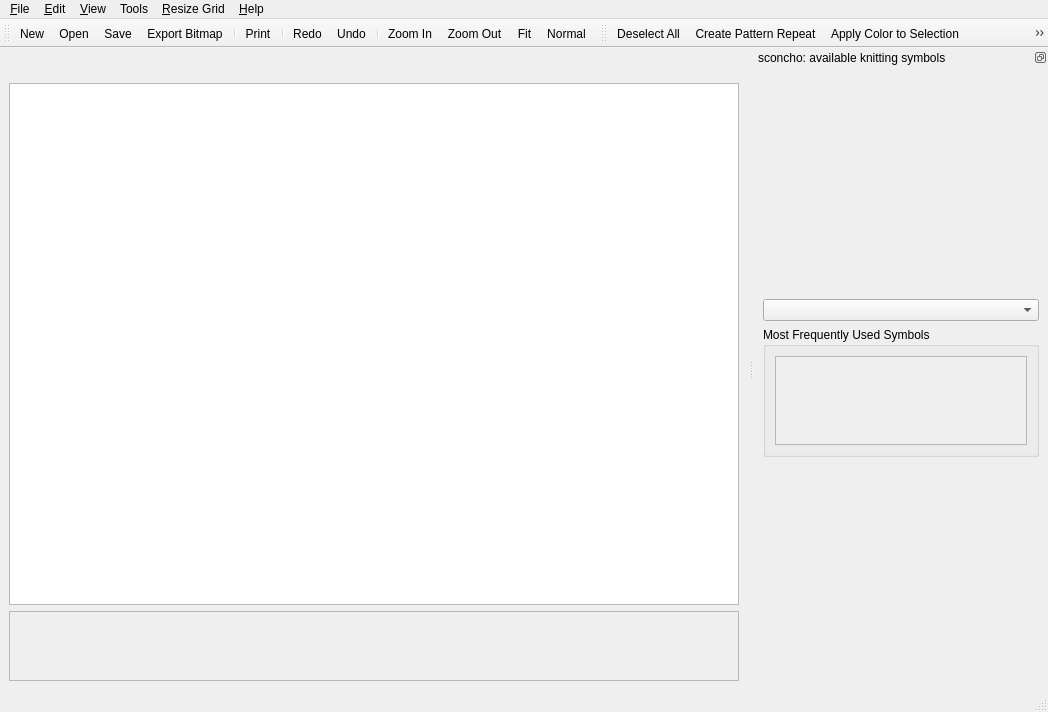
Before: the Qt Designer form sconcho/gui/ui/main_window.ui in haskelladdict/sconcho, drawn with Qt 5.
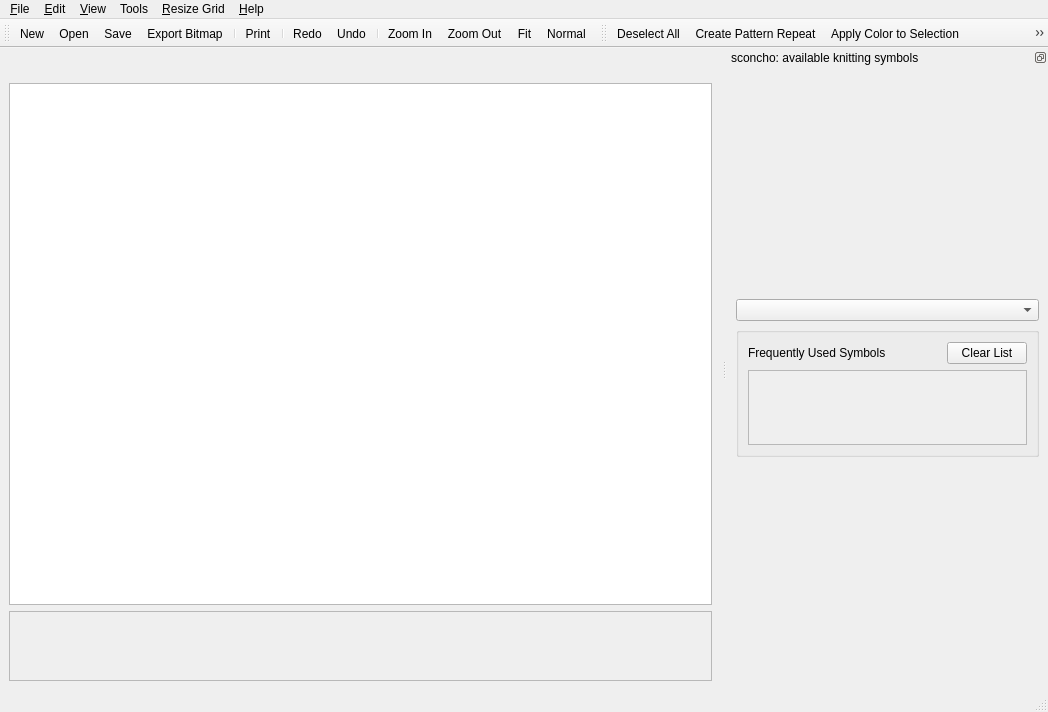
After: the same form once the commit is applied. Icons and pictures are not drawn. Custom widgets are drawn as their Qt base class.

Commit message: Added button to clear frequently used symbols.

```diff
--- a/sconcho/gui/ui/main_window.ui
+++ b/sconcho/gui/ui/main_window.ui
@@ -71,7 +71,7 @@
         <rect>
          <x>0</x>
          <y>0</y>
-         <width>726</width>
+         <width>659</width>
          <height>71</height>
         </rect>
        </property>
@@ -198,8 +198,8 @@
    </property>
    <property name="minimumSize">
     <size>
-     <width>294</width>
-     <height>212</height>
+     <width>321</width>
+     <height>215</height>
     </size>
    </property>
    <property name="features">
@@ -238,10 +238,38 @@
            <height>130</height>
           </size>
          </property>
-         <property name="title">
-          <string>Most Frequently Used Symbols</string>
-         </property>
          <layout class="QVBoxLayout" name="verticalLayout_2">
+          <item>
+           <layout class="QHBoxLayout" name="horizontalLayout">
+            <item>
+             <widget class="QLabel" name="label">
+              <property name="text">
+               <string>Frequently Used Symbols</string>
+              </property>
+             </widget>
+            </item>
+            <item>
+             <spacer name="horizontalSpacer">
+              <property name="orientation">
+               <enum>Qt::Horizontal</enum>
+              </property>
+              <property name="sizeHint" stdset="0">
+               <size>
+                <width>40</width>
+                <height>20</height>
+               </size>
+              </property>
+             </spacer>
+            </item>
+            <item>
+             <widget class="QPushButton" name="clearFrequentlyUsedSymbolsButton">
+              <property name="text">
+               <string>Clear List</string>
+              </property>
+             </widget>
+            </item>
+           </layout>
+          </item>
           <item>
            <widget class="QScrollArea" name="scrollArea_2">
             <property name="sizePolicy">
@@ -258,8 +286,8 @@
               <rect>
                <x>0</x>
                <y>0</y>
-               <width>248</width>
-               <height>86</height>
+               <width>315</width>
+               <height>67</height>
               </rect>
              </property>
              <property name="sizePolicy">
```
The commit also changes 11 other files.
